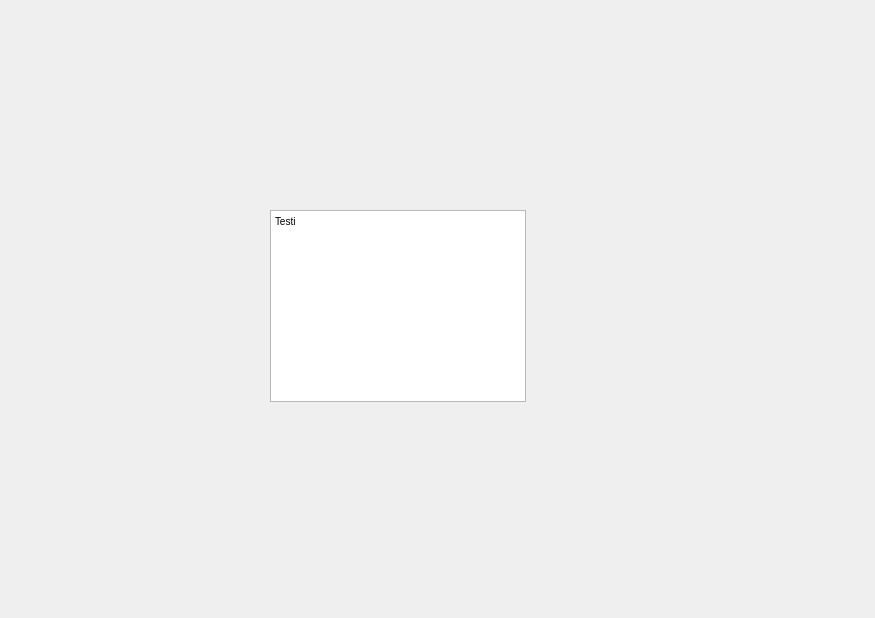
Qt form bankautomat/accountview.ui (tvt21kmo-bank-project/group_16) before a commit.
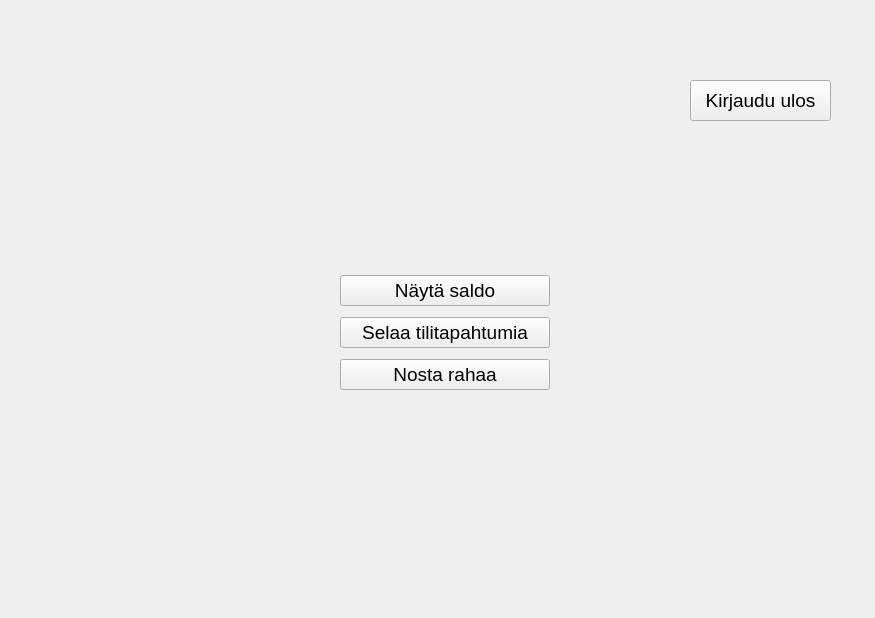
The same form after that commit.

Commit message: Näytä saldo ja kirjautumisen error messaget

```diff
--- a/bankautomat/accountview.ui
+++ b/bankautomat/accountview.ui
@@ -13,23 +13,71 @@
   <property name="windowTitle">
    <string>Form</string>
   </property>
-  <widget class="QTextBrowser" name="textBrowser">
+  <widget class="QPushButton" name="btnLogout">
    <property name="geometry">
     <rect>
-     <x>270</x>
-     <y>210</y>
-     <width>256</width>
-     <height>192</height>
+     <x>690</x>
+     <y>80</y>
+     <width>141</width>
+     <height>41</height>
     </rect>
    </property>
-   <property name="html">
-    <string>&lt;!DOCTYPE HTML PUBLIC &quot;-//W3C//DTD HTML 4.0//EN&quot; &quot;http://www.w3.org/TR/REC-html40/strict.dtd&quot;&gt;
-&lt;html&gt;&lt;head&gt;&lt;meta name=&quot;qrichtext&quot; content=&quot;1&quot; /&gt;&lt;style type=&quot;text/css&quot;&gt;
-p, li { white-space: pre-wrap; }
-&lt;/style&gt;&lt;/head&gt;&lt;body style=&quot; font-family:'MS Shell Dlg 2'; font-size:7.8pt; font-weight:400; font-style:normal;&quot;&gt;
-&lt;p style=&quot; margin-top:0px; margin-bottom:0px; margin-left:0px; margin-right:0px; -qt-block-indent:0; text-indent:0px;&quot;&gt;Testi&lt;/p&gt;
-&lt;p style=&quot;-qt-paragraph-type:empty; margin-top:0px; margin-bottom:0px; margin-left:0px; margin-right:0px; -qt-block-indent:0; text-indent:0px;&quot;&gt;&lt;br /&gt;&lt;/p&gt;&lt;/body&gt;&lt;/html&gt;</string>
+   <property name="font">
+    <font>
+     <pointsize>14</pointsize>
+    </font>
    </property>
+   <property name="text">
+    <string>Kirjaudu ulos</string>
+   </property>
+  </widget>
+  <widget class="QWidget" name="">
+   <property name="geometry">
+    <rect>
+     <x>340</x>
+     <y>270</y>
+     <width>210</width>
+     <height>127</height>
+    </rect>
+   </property>
+   <layout class="QVBoxLayout" name="verticalLayout">
+    <item>
+     <widget class="QPushButton" name="btnGetBalance">
+      <property name="font">
+       <font>
+        <pointsize>14</pointsize>
+       </font>
+      </property>
+      <property name="text">
+       <string>Näytä saldo</string>
+      </property>
+     </widget>
+    </item>
+    <item>
+     <widget class="QPushButton" name="btnGetActions">
+      <property name="font">
+       <font>
+        <pointsize>14</pointsize>
+       </font>
+      </property>
+      <property name="text">
+       <string>Selaa tilitapahtumia</string>
+      </property>
+     </widget>
+    </item>
+    <item>
+     <widget class="QPushButton" name="btnWithdraw">
+      <property name="font">
+       <font>
+        <pointsize>14</pointsize>
+       </font>
+      </property>
+      <property name="text">
+       <string>Nosta rahaa</string>
+      </property>
+     </widget>
+    </item>
+   </layout>
   </widget>
  </widget>
  <resources/>
```
The commit also changes 24 other files.
